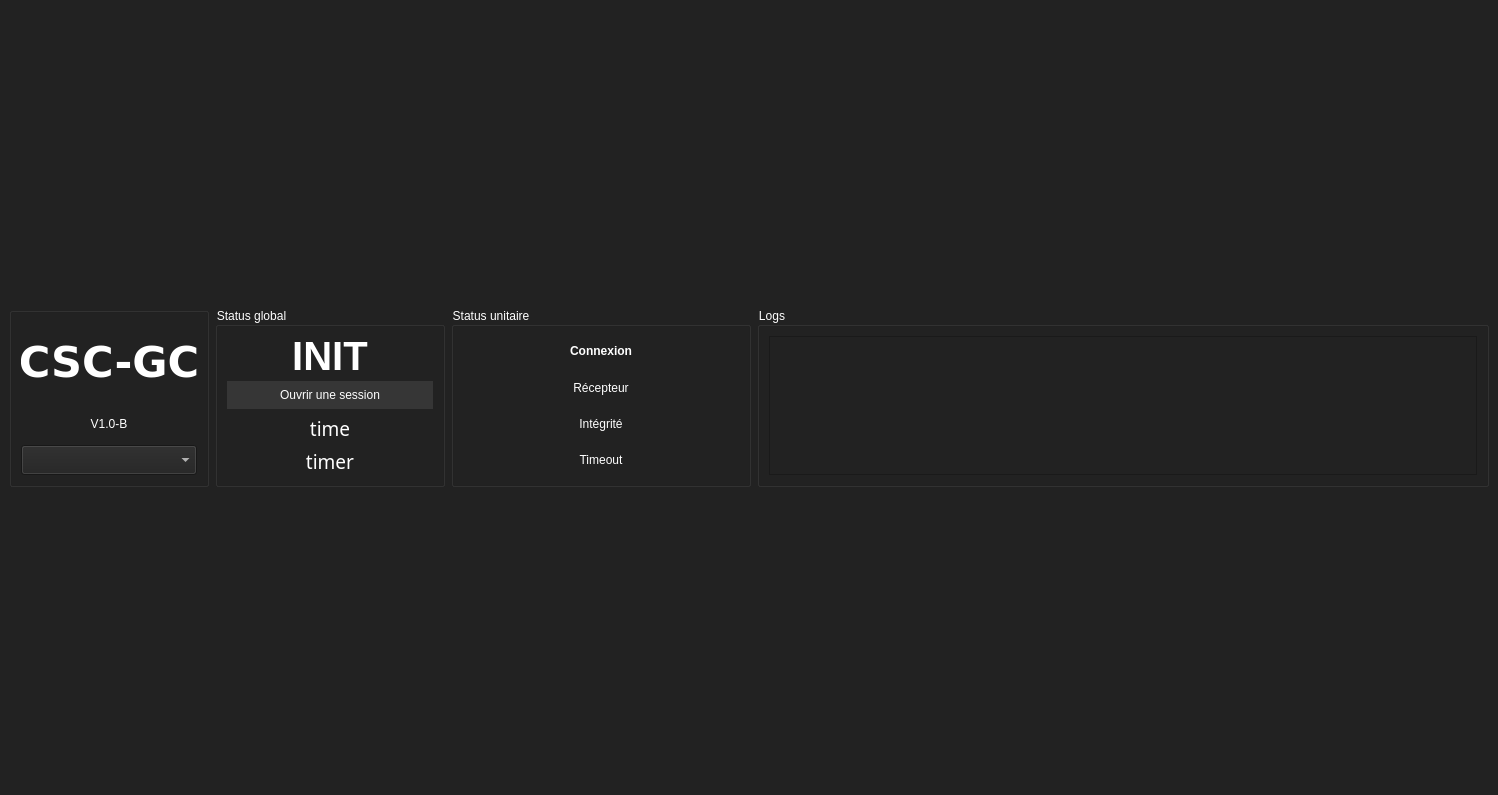
This is ui/rchc.ui in CesiSpaceCenter/pyRCHC as Qt 5 draws it before an edit. The edited form follows.
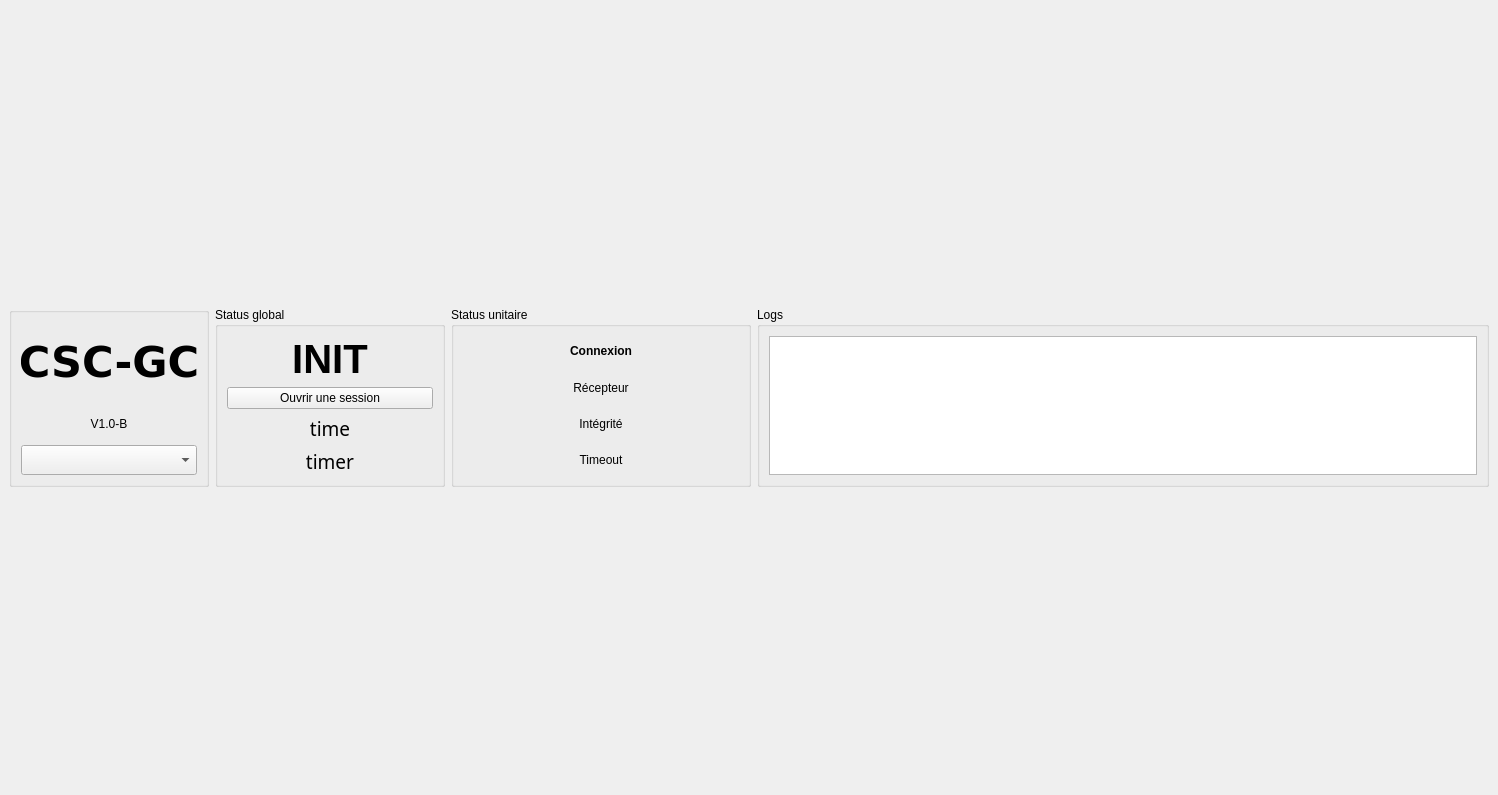
This is the edited form.

```diff
--- a/ui/rchc.ui
+++ b/ui/rchc.ui
@@ -20,46 +20,7 @@
    <string>RCH-C</string>
   </property>
   <property name="styleSheet">
-   <string notr="true">QMainWindow {
-	margin: 10px;
-}
-
-QMainWindow, QWidget {
-	background-color: #222;
-	color: #fff;
-}
-
-QPushButton {
-	padding: 5px 8px;
-	background-color: #363636;
-	color: #fff;
-	border: 2px solid #363636;
-}
-
-QPushButton:hover {
-	border-color: #444;
-}
-
-QPushButton:pressed {
-	background-color: #444;
-}
-
-QLabel[objectName^=&quot;statusLabel_&quot;] {
-	background-color: #363636;
-}
-
-PlotWidget {
-	border: 1px solid #363636;
-}
-
-QProgressBar {
-    text-align: center;
-}
-
- QProgressBar::chunk {
-	background-color: #2ecc71;
-	text-align: center;
- }</string>
+   <string notr="true"/>
   </property>
   <widget class="QWidget" name="centralwidget">
    <layout class="QGridLayout" name="gridLayout_2">
```
